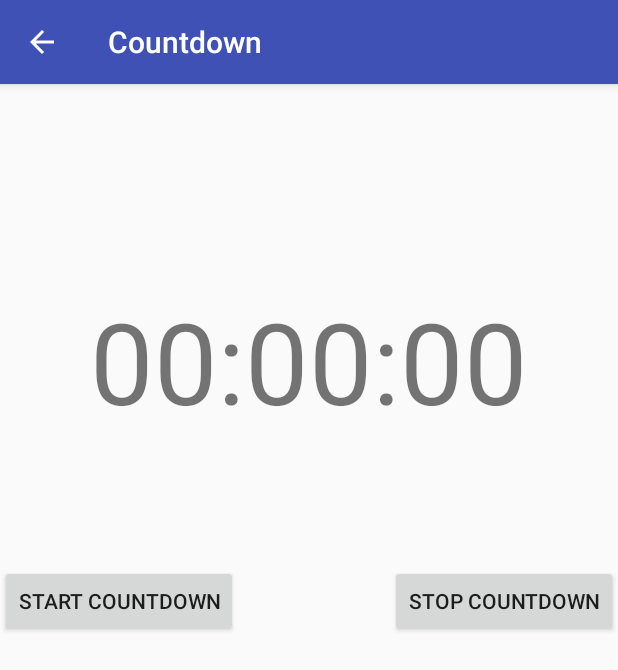
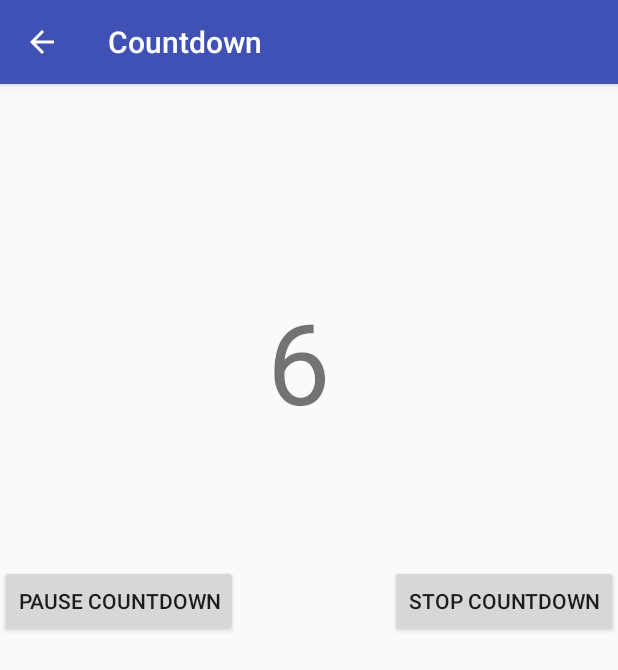
Before and after one commit to Pedram87/EDA397-Group1, an Android app: the Countdown screen opened directly, with no data from a screen before it, after a tap on "START COUNTDOWN", on a phone screen of 412 x 824 dp. Shown: the top 670 px of the screen. Run offline under Robolectric (Android 15) with nearby library versions, the phone set to English and light mode, and no system bars; 2 other taps on this screen came first.

Commit message:
Countdown works+pause+

```diff
--- a/app/src/main/AndroidManifest.xml
+++ b/app/src/main/AndroidManifest.xml
@@ -43,7 +43,7 @@
         </activity>
         <activity
             android:name=".Countdown"
-            android:label="Countdown"
+            android:label="@string/CountdownActivity"
             android:parentActivityName=".MainActivity">
             <meta-data
                 android:name="android.support.PARENT_ACTIVITY"
--- a/app/src/main/java/com/group1/eda_397_group1/Countdown.java
+++ b/app/src/main/java/com/group1/eda_397_group1/Countdown.java
@@ -3,6 +3,7 @@ package com.group1.eda_397_group1;
 import android.media.ToneGenerator;
 import android.os.Bundle;
 import android.os.CountDownTimer;
+import android.support.annotation.StringRes;
 import android.support.v7.app.AppCompatActivity;
 import android.support.v7.widget.Toolbar;
 import android.view.View;
@@ -13,49 +14,79 @@ import android.widget.TextView;
 public class Countdown extends AppCompatActivity {
 
     private long timeLength;
-    private TextView txt;
+    private long timeLeft;
+    private TextView timeText;
     CountDownTimer cdTimer;
+    Button start;
+    Button stop;
+    Boolean isPaused;
 
     @Override
     protected void onCreate(Bundle savedInstanceState){
         super.onCreate(savedInstanceState);
         setContentView(R.layout.acticity_countdown);
-        Toolbar toolbar = (Toolbar) findViewById(R.id.toolbar);
-        setSupportActionBar(toolbar);
+        start = (Button) findViewById(R.id.startCount);
+        stop = (Button) findViewById(R.id.stopCount);
+        timeText = (TextView) findViewById(R.id.timeView);
+        getSupportActionBar().setDisplayHomeAsUpEnabled(true);
+        isPaused = false;
 
-        Button start = (Button) findViewById(R.id.startCount);
-        Button stop = (Button) findViewById(R.id.stopCount);
-        getSupportActionBar().setDisplayHomeAsUpEnabled(true);
+        timeLength = 8000;
+        timeLeft = 0;
+    }
 
+    public void setTime(View view){
+        String toSend = new String();
+        toSend = ( (timeLength / 3600000) + ":" + (timeLength / 60000) + ":" + (timeLength / 1000));
+        timeText.setText( toSend );
     }
 
 
-    public void setTime(View view, long tm){
-        String toSend;
-        toSend = ( (tm / 3600000) + ":" + (tm / 60000) + ":" + (tm / 1000));
-        txt.setText( toSend );
+    public void startCount (View view) {
+        final View v = view;
+
+        if(!isPaused){
+            start.setText("Pause Countdown");
+            isPaused = true;
+
+            if(timeLeft==0){
+                showCountdown(timeLength);
+            }
+            else{
+                showCountdown(timeLeft);
+            }
+        }
+        else{
+            start.setText("Start Countdown");
+            isPaused = false;
+            stopCount(v);
+        }
     }
 
-    public void startCount (View view) {
-        final View v = view;
-        cdTimer = new CountDownTimer(this.timeLength,1000){
-
-            public void onTick(long t){
-                t = timeLength;
-                setTime(v,t);
+    private void showCountdown(long tm) {
+        cdTimer = new CountDownTimer(tm, 1000) {
+            public void onTick(long t) {
+                timeLeft = t;
+                timeText.setText(String.valueOf(String.valueOf(t/1000)));
             }
-
             public void onFinish() {
-                String text;
-                text = ("00:00:00");
-                txt.setText(text);
-                ToneGenerator tone = new ToneGenerator(ToneGenerator.TONE_DTMF_A,25);
-                tone.startTone(ToneGenerator.TONE_DTMF_A,5000);
+                timeText.setText("00");
+                ToneGenerator tone = new ToneGenerator(ToneGenerator.TONE_DTMF_A, 25);
+                tone.startTone(ToneGenerator.TONE_DTMF_A, 5000);
             }
         }.start();
     }
 
     public void stopCount (View view) {
-        cdTimer.cancel();
+        if(isPaused){
+            cdTimer.cancel();
+            start.setText("Start Countdown");
+            isPaused = false;
+            timeLeft = 0;
+            timeText.setText("00");
+        }
+        else{
+            cdTimer.cancel();
+        }
     }
 }
--- a/app/src/main/java/com/group1/eda_397_group1/MainActivity.java
+++ b/app/src/main/java/com/group1/eda_397_group1/MainActivity.java
@@ -14,6 +14,9 @@ public class MainActivity extends AppCompatActivity {
 
     public void sendMessage(View view) {
         Intent intent = new Intent(this, SecondActivity.class);
+        /* to test the Countdown class, also comment the redirecting to login/register + fab.setOnClickListener block
+        Intent intent = new Intent(this, Countdown.class);
+         */
         startActivity(intent);
     }
 
--- a/app/src/main/res/layout/activity_main.xml
+++ b/app/src/main/res/layout/activity_main.xml
@@ -29,6 +29,7 @@
         android:layout_height="wrap_content"
         android:layout_gravity="bottom|end"
         android:layout_margin="@dimen/fab_margin"
-        android:src="@android:drawable/ic_dialog_email" />
+        android:src="@android:drawable/ic_dialog_email"
+        android:onClick="sendMessage"/>
 
 </android.support.design.widget.CoordinatorLayout>
--- a/app/src/main/res/values/strings.xml
+++ b/app/src/main/res/values/strings.xml
@@ -21,7 +21,8 @@
     </string>
 
     <!-- Strings related to countdown -->
-    <string name="zero">00:00:00</string>
+    <string name="zero">00</string>
     <string name="startCount">Start Countdown</string>
     <string name="stopCount">Stop Countdown</string>
+    <string name="CountdownActivity">Countdown</string>
 </resources>
--- a/build.gradle
+++ b/build.gradle
@@ -5,7 +5,7 @@ buildscript {
         jcenter()
     }
     dependencies {
-        classpath 'com.android.tools.build:gradle:2.0.0'
+        classpath 'com.android.tools.build:gradle:2.1.0'
 
         // NOTE: Do not place your application dependencies here; they belong
         // in the individual module build.gradle files
```
Also changed, not shown: 1 other file.
